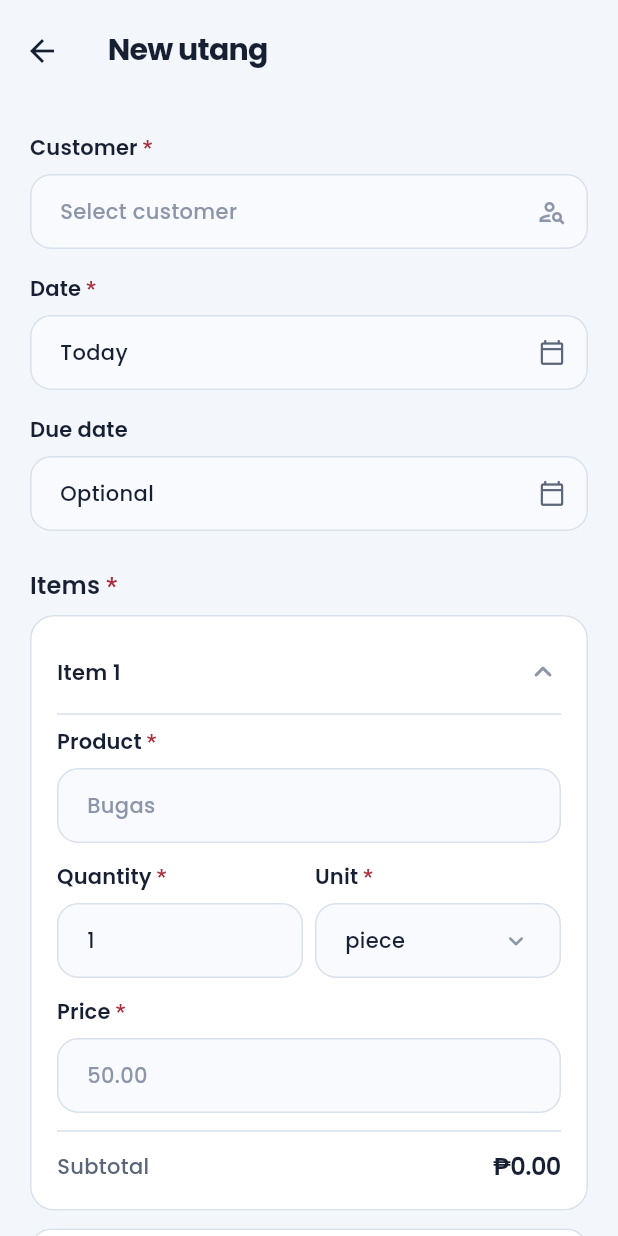
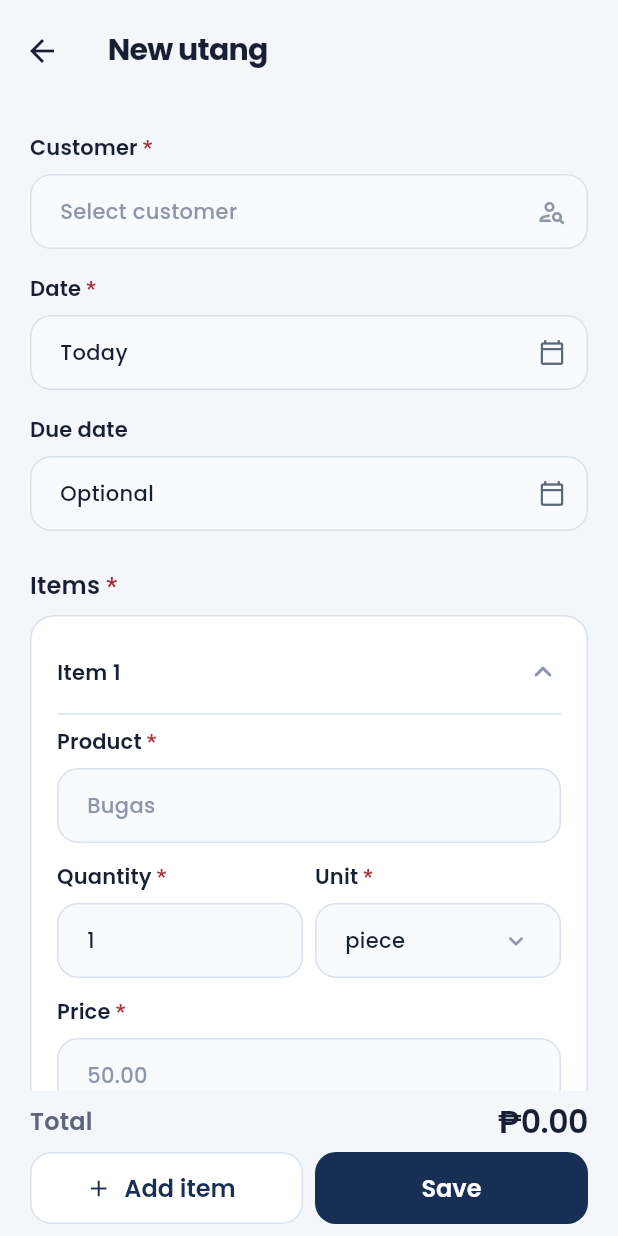
Before and after one commit to alduanemirasol/utang_tracker, a Flutter app: the DebtFormPage screen opened by its route, on a phone screen of 412 x 824 dp. Run offline on Flutter 3.47's test engine with Material 3 defaults, Android fonts, the phone set to English and light mode, and no system bars; our stand-ins replace drift, drift_flutter, equatable, flutter_riverpod, go_router, package_info_plus and 2 more; missing offline and left inert: sqlite3; accounts and stored records are empty; generated files the repository leaves out were written again.

Commit message:
ui: keep debt form total and actions in a persistent bottom bar

```diff
--- a/lib/features/debts/presentation/pages/debt_form_page.dart
+++ b/lib/features/debts/presentation/pages/debt_form_page.dart
@@ -192,6 +192,16 @@ class _DebtFormPageState extends ConsumerState<DebtFormPage> {
       _items.add(_LineItemControllers());
     });
     _markDirty();
+    WidgetsBinding.instance.addPostFrameCallback((_) {
+      // ponytail: relies on new items staying expanded; use a GlobalKey if that changes.
+      final ctx = _items.last.productFocusNode.context;
+      if (ctx == null) return;
+      Scrollable.ensureVisible(
+        ctx,
+        alignment: 0.2,
+        duration: const Duration(milliseconds: 300),
+      );
+    });
   }
 
   List<DebtItemInput>? _buildItems() {
@@ -431,6 +441,7 @@ class _DebtFormPageState extends ConsumerState<DebtFormPage> {
         appBar: AppBar(
           title: Text(widget.isEditing ? 'Edit utang' : 'New utang'),
         ),
+        bottomNavigationBar: _buildBottomBar(),
         body: ListView(
           padding: const EdgeInsets.all(AppSpacing.pagePadding),
           children: [
@@ -643,28 +654,7 @@ class _DebtFormPageState extends ConsumerState<DebtFormPage> {
                 ),
               );
             }),
-            SizedBox(
-              width: double.infinity,
-              child: OutlinedButton.icon(
-                onPressed: _addItem,
-                icon: const Icon(Icons.add),
-                label: const Text('Add item'),
-              ),
-            ),
             const SizedBox(height: AppSpacing.md),
-            AppCard(
-              child: Row(
-                children: [
-                  Text('Total', style: Theme.of(context).textTheme.titleMedium),
-                  const Spacer(),
-                  MoneyText(
-                    _total,
-                    style: Theme.of(context).textTheme.titleLarge,
-                  ),
-                ],
-              ),
-            ),
-            const SizedBox(height: AppSpacing.lg),
             AppTextField(
               controller: _notesController,
               label: 'Notes',
@@ -673,22 +663,71 @@ class _DebtFormPageState extends ConsumerState<DebtFormPage> {
               maxLines: 6,
               onChanged: (_) => _markDirty(),
             ),
+            const SizedBox(height: AppSpacing.xxl),
+          ],
+        ),
+      ),
+    );
+  }
+
+  Widget _buildBottomBar() {
+    return SafeArea(
+      child: Padding(
+        padding: const EdgeInsets.fromLTRB(
+          AppSpacing.pagePadding,
+          AppSpacing.sm,
+          AppSpacing.pagePadding,
+          AppSpacing.sm,
+        ),
+        child: Column(
+          mainAxisSize: MainAxisSize.min,
+          crossAxisAlignment: CrossAxisAlignment.stretch,
+          children: [
             if (_error != null) ...[
-              const SizedBox(height: AppSpacing.md),
               Text(
                 _error!,
                 style: Theme.of(
                   context,
                 ).textTheme.bodyMedium?.copyWith(color: AppColors.danger),
               ),
+              const SizedBox(height: AppSpacing.sm),
             ],
-            const SizedBox(height: AppSpacing.xl),
-            AppButton(
-              label: widget.isEditing ? 'Save changes' : 'Save',
-              onPressed: _save,
-              isLoading: _saving,
+            Row(
+              children: [
+                Text(
+                  'Total',
+                  style: Theme.of(context).textTheme.titleMedium?.copyWith(
+                    color: AppColors.textSecondary,
+                    fontWeight: FontWeight.w600,
+                  ),
+                ),
+                const Spacer(),
+                MoneyText(
+                  _total,
+                  style: Theme.of(context).textTheme.titleLarge,
+                ),
+              ],
             ),
-            const SizedBox(height: AppSpacing.xxl),
+            const SizedBox(height: AppSpacing.sm),
+            Row(
+              children: [
+                Expanded(
+                  child: OutlinedButton.icon(
+                    onPressed: _addItem,
+                    icon: const Icon(Icons.add),
+                    label: const Text('Add item'),
+                  ),
+                ),
+                const SizedBox(width: AppSpacing.sm),
+                Expanded(
+                  child: AppButton(
+                    label: widget.isEditing ? 'Save changes' : 'Save',
+                    onPressed: _save,
+                    isLoading: _saving,
+                  ),
+                ),
+              ],
+            ),
           ],
         ),
       ),
```
